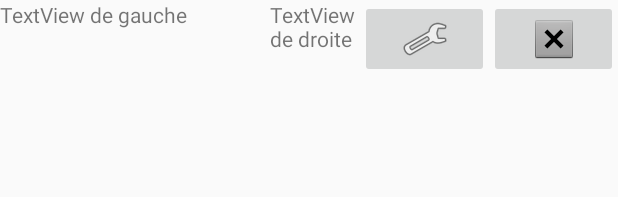
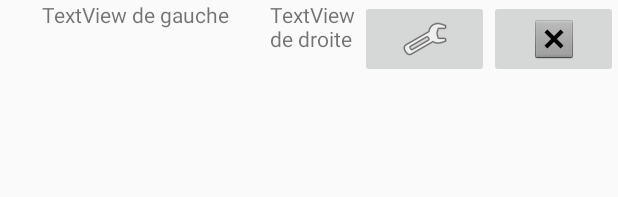
Before and after one commit to Tenshi25/RPGAndroidProject, an Android app: the layout descripteur_de_ligne.xml on its own in the app's theme, with its tools: preview values and no code run, on a phone screen of 412 x 824 dp. Shown: the top 197 px of the screen. Run offline under Robolectric (Android 15) with nearby library versions, the phone set to English and light mode, and no system bars.

```diff
--- a/app/src/main/res/layout/activity_page_accueil.xml
+++ b/app/src/main/res/layout/activity_page_accueil.xml
@@ -37,8 +37,8 @@
 
             <ListView
                 android:id="@+id/id_maliste"
-                android:layout_width="225dp"
-                android:layout_height="24dp"
+                android:layout_width="match_parent"
+                android:layout_height="match_parent"
                 app:layout_constraintEnd_toEndOf="parent"
                 app:layout_constraintStart_toStartOf="parent"
                 tools:layout_editor_absoluteY="699dp" />
--- a/app/src/main/res/layout/descripteur_de_ligne.xml
+++ b/app/src/main/res/layout/descripteur_de_ligne.xml
@@ -10,7 +10,8 @@
         android:id="@+id/tv_nom_perso"
         android:layout_width="180dp"
         android:layout_height="wrap_content"
-        android:text="TextView de gauche" />
+        android:text="TextView de gauche"
+        android:textAlignment="center" />
 
     <TextView
         android:id="@+id/tv_niv_perso"
@@ -19,14 +20,14 @@
         android:text="TextView de droite" />
 
     <ImageButton
-        android:id="@+id/imageButton"
+        android:id="@+id/bt_modifPerso"
         android:layout_width="wrap_content"
         android:layout_height="wrap_content"
         android:layout_weight="1"
         app:srcCompat="@android:drawable/ic_menu_preferences" />
 
     <ImageButton
-        android:id="@+id/imageButton2"
+        android:id="@+id/bt_supprPerso"
         android:layout_width="wrap_content"
         android:layout_height="wrap_content"
         android:layout_weight="1"
```
Also changed, not shown: app/src/main/java/master/ccm/rpgandroidproject/Entity/PersoAdaptateur.java (added, +45 -0 lines), app/src/main/java/master/ccm/rpgandroidproject/Entity/Personnage.java (+9 -0 lines), app/src/main/java/master/ccm/rpgandroidproject/activite/pageAccueil.java (+39 -2 lines), app/src/main/java/master/ccm/rpgandroidproject/manager/BDDManager.java (+30 -11 lines).
